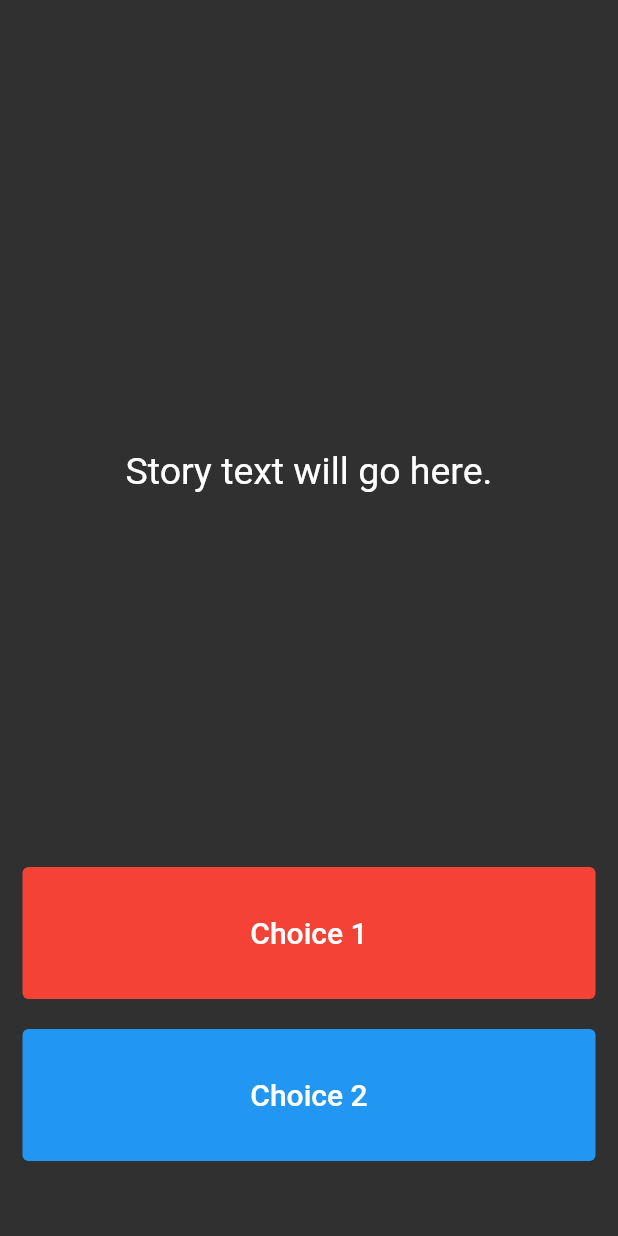
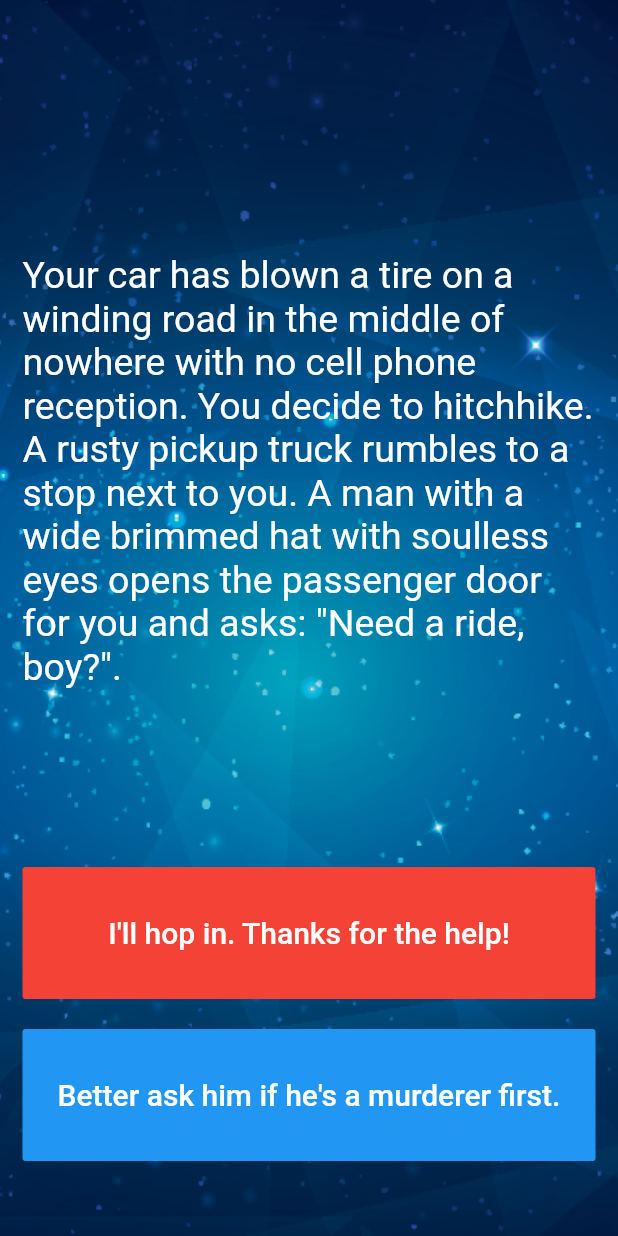
Before and after one commit to HeratUni-CS/destini-edris-taji, a Flutter app: the screen it shows after launch, on a phone screen of 412 x 824 dp. Run offline on Flutter 3.47's test engine with Material 2 defaults, Android fonts, the phone set to English and light mode, and no system bars.

Commit message:
The last changes

```diff
--- a/lib/main.dart
+++ b/lib/main.dart
@@ -1,6 +1,5 @@
 import 'package:flutter/material.dart';
-
-//TODO: Step 15 - Run the app and see if you can see the screen update with the first story. Delete this TODO if it looks as you expected.
+import 'story_brain.dart';
 
 void main() => runApp(Destini());
 
@@ -13,7 +12,7 @@ class Destini extends StatelessWidget {
   }
 }
 
-//TODO: Step 9 - Create a new storyBrain object from the StoryBrain class.
+StoryBrain storyBrain = StoryBrain();
 
 class StoryPage extends StatefulWidget {
   _StoryPageState createState() => _StoryPageState();
@@ -24,7 +23,11 @@ class _StoryPageState extends State<StoryPage> {
   Widget build(BuildContext context) {
     return Scaffold(
         body: Container(
-        //TODO: Step 1 - Add background.png to this Container as a background image.
+            decoration: BoxDecoration(
+                image: DecorationImage(
+              image: AssetImage('images/background.png'),
+              fit: BoxFit.cover,
+            )),
             padding: EdgeInsets.symmetric(vertical: 50.0, horizontal: 15.0),
             constraints: BoxConstraints.expand(),
             child: SafeArea(
@@ -34,63 +37,41 @@ class _StoryPageState extends State<StoryPage> {
                   Expanded(
                       flex: 12,
                       child: Center(
-                  child: Text(
-                    //TODO: Step 10 - use the storyBrain to get the first story title and display it in this Text Widget.
-                    'Story text will go here.',
+                          child: Text(storyBrain.getStory(),
                               style: TextStyle(
                                 fontSize: 25.0,
-                    ),
-                  ),
-                ),
-              ),
+                              )))),
                   Expanded(
                       flex: 2,
-                child: TextButton(
+                      child: FlatButton(
                           onPressed: () {
-                    //Choice 1 made by user.
-                    //TODO: Step 18 - Call the nextStory() method from storyBrain and pass the number 1 as the choice made by the user.
+                            setState(() {
+                              storyBrain.nextStory(1);
+                            });
                           },
-                  style: TextButton.styleFrom(backgroundColor: Colors.red),
-                  child: Text(
-                    //TODO: Step 13 - Use the storyBrain to get the text for choice 1.
-                    'Choice 1',
+                          color: Colors.red,
+                          child: Text(storyBrain.getChoice1(),
                               style: TextStyle(
                                 fontSize: 20.0,
-                      color: Colors.white,
-                    ),
-                  ),
-                ),
-              ),
+                              )))),
                   SizedBox(
                     height: 20.0,
                   ),
                   Expanded(
                       flex: 2,
-                //TODO: Step 26 - Use a Flutter Visibility Widget to wrap this TextButton.
-                //TODO: Step 28 - Set the "visible" property of the Visibility Widget to equal the output from the buttonShouldBeVisible() method in the storyBrain.
-                child: TextButton(
+                      child: Visibility(
+                          visible: storyBrain.buttonShouldBeVisible(),
+                          child: FlatButton(
                               onPressed: () {
-                    //Choice 2 made by user.
-                    //TODO: Step 19 - Call the nextStory() method from storyBrain and pass the number 2 as the choice made by the user.
+                                setState(() {
+                                  storyBrain.nextStory(2);
+                                });
                               },
-                  style: TextButton.styleFrom(backgroundColor: Colors.blue),
-                  child: Text(
-                    //TODO: Step 14 - Use the storyBrain to get the text for choice 2.
-                    'Choice 2',
+                              color: Colors.blue,
+                              child: Text(storyBrain.getChoice2(),
                                   style: TextStyle(
                                     fontSize: 20.0,
-                      color: Colors.white,
-                    ),
-                  ),
-                ),
-              ),
-            ],
-          ),
-        ),
-      ),
-    );
+                                  )))))
+                ]))));
   }
 }
-//TODO: Step 24 - Run the app and try to figure out what code you need to add to this file to make the story change when you press on the choice buttons.
-
-//TODO: Step 29 - Run the app and test it against the Story Outline to make sure you've completed all the steps.
```
Also changed, not shown: lib/story.dart (+6 -4 lines), lib/story_brain.dart (+71 -51 lines), pubspec.yaml (+5 -12 lines), pubspec.lock, 20 other files. Lines whose indentation alone changed are shown as unchanged.
